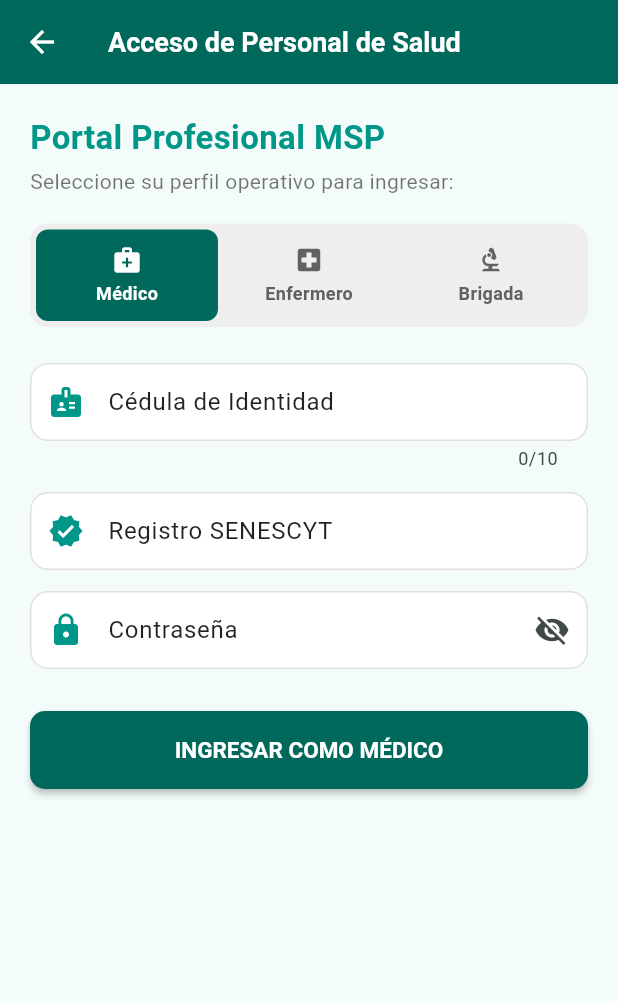
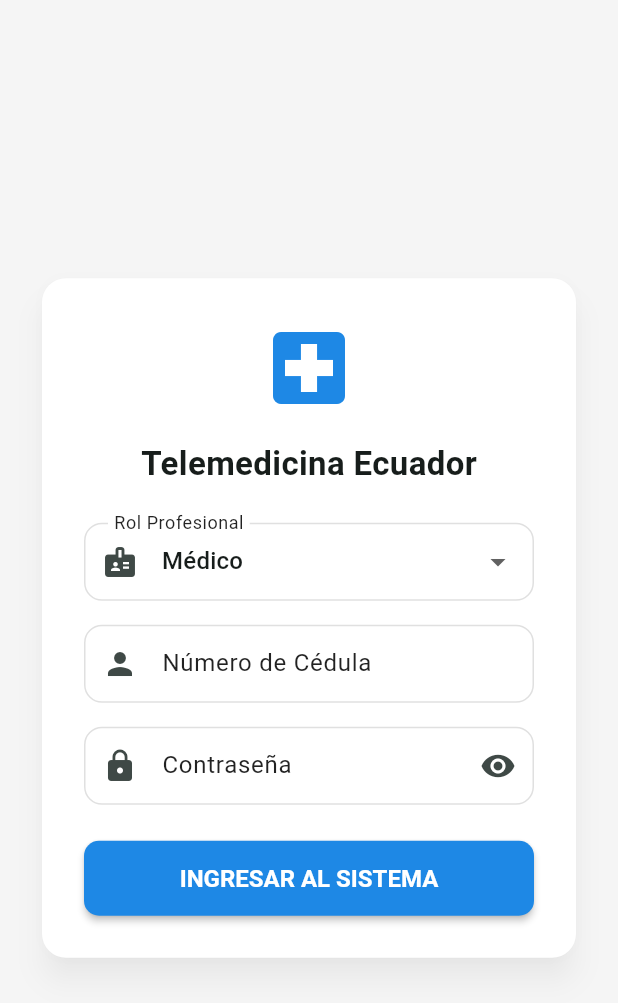
Before and after one commit to teleappec/telemedicina-ecuador, a Flutter app: the screen it shows after launch, after a tap on "Médico / Enfermero / Brigada", on a phone screen of 412 x 824 dp. Shown: the top 1003 px of the screen. Run offline on Flutter 3.47's test engine with Material 3 defaults, Android fonts, the phone set to English and light mode, and no system bars; our stand-ins replace pdf, printing.

Commit message:
Agregado endpoint de login

```diff
--- a/lib/screens/login_screen.dart
+++ b/lib/screens/login_screen.dart
@@ -1,16 +1,14 @@
-// lib/screens/login_screen.dart
 import 'package:flutter/material.dart';
+import '../services/api_service.dart';
 import '../services/notification_service.dart';
 import 'doctor_profile_screen.dart';
+import 'triage_screen.dart';
 import 'patient_flow_screen.dart';
-import 'triage_screen.dart';
 
 enum RolProfesional { medico, enfermero, brigada }
 
 class LoginScreen extends StatefulWidget {
-  final RolProfesional rolInicial;
-
-  const LoginScreen({super.key, this.rolInicial = RolProfesional.medico});
+  const LoginScreen({super.key});
 
   @override
   State<LoginScreen> createState() => _LoginScreenState();
@@ -19,81 +17,57 @@
 class _LoginScreenState extends State<LoginScreen> {
   final _formKey = GlobalKey<FormState>();
   final TextEditingController _cedulaController = TextEditingController();
-  final TextEditingController _senescytController = TextEditingController();
   final TextEditingController _passwordController = TextEditingController();
 
-  bool _obscurePassword = true;
-  late RolProfesional _rolSeleccionado;
-
-  @override
-  void initState() {
-    super.initState();
-    _rolSeleccionado = widget.rolInicial;
-  }
-
-  /// Validador de Cédula Ecuatoriana (10 dígitos)
-  String? _validarCedula(String? value) {
-    if (value == null || value.trim().isEmpty) {
-      return 'Ingrese su número de cédula';
-    }
-    final cedula = value.trim();
-    if (cedula.length != 10 || int.tryParse(cedula) == null) {
-      return 'La cédula debe contener 10 dígitos numéricos';
-    }
-    return null;
-  }
-
-  /// Validador del Registro SENESCYT / Código Institucional
-  String? _validarSenescyt(String? value) {
-    if (value == null || value.trim().isEmpty) {
-      return 'Ingrese su registro SENESCYT o código de brigada';
-    }
-    return null;
-  }
-
-  /// Validador de Contraseña
-  String? _validarPassword(String? value) {
-    if (value == null || value.isEmpty) {
-      return 'Ingrese su contraseña';
-    }
-    if (value.length < 6) {
-      return 'Mínimo 6 caracteres';
-    }
-    return null;
-  }
+  RolProfesional _rolSeleccionado = RolProfesional.medico;
+  bool _cargando = false;
+  bool _ocultarPassword = true;
 
   String get _nombreRol {
     switch (_rolSeleccionado) {
       case RolProfesional.medico:
-        return 'MÉDICO';
+        return 'Médico';
       case RolProfesional.enfermero:
-        return 'ENFERMERO';
+        return 'Enfermero';
       case RolProfesional.brigada:
-        return 'BRIGADA';
+        return 'Brigada';
     }
   }
 
   Color get _colorRol {
     switch (_rolSeleccionado) {
       case RolProfesional.medico:
-        return Colors.teal.shade800;
+        return const Color(0xFF1E88E5);
       case RolProfesional.enfermero:
-        return Colors.indigo.shade800;
+        return const Color(0xFF26A69A);
       case RolProfesional.brigada:
-        return Colors.deepOrange.shade800;
+        return const Color(0xFF8E24AA);
     }
   }
 
-  void _procesarIngreso() {
-    if (_formKey.currentState!.validate()) {
+  Future<void> _procesarIngreso() async {
+    if (!_formKey.currentState!.validate()) return;
+
+    setState(() => _cargando = true);
+
+    // Consulta real al Backend en Render
+    final resultado = await ApiService.iniciarSesion(
+      cedula: _cedulaController.text.trim(),
+      password: _passwordController.text,
+      rol: _nombreRol,
+    );
+
+    if (!mounted) return;
+    setState(() => _cargando = false);
+
+    if (resultado['exito'] == true) {
       NotificationService.mostrarNotificacion(
-        titulo: 'Bienvenido(a) 🎉',
-        mensaje: 'Acceso autorizado como $_nombreRol.',
+        titulo: 'Acceso Concedido 🎉',
+        mensaje: 'Bienvenido(a) $_nombreRol.',
         icono: Icons.verified_user,
         colorFondo: _colorRol,
       );
 
-      // Redirección según el rol profesional seleccionado
       Widget pantallaDestino;
       switch (_rolSeleccionado) {
         case RolProfesional.medico:
@@ -113,147 +87,149 @@
       );
     } else {
       NotificationService.mostrarNotificacion(
-        titulo: 'Formulario Incompleto ⚠️',
-        mensaje: 'Verifique los datos ingresados.',
-        icono: Icons.warning_amber_rounded,
-        colorFondo: Colors.orange.shade900,
+        titulo: 'Acceso Denegado ❌',
+        mensaje: resultado['mensaje'] ?? 'Cédula o contraseña incorrectas.',
+        icono: Icons.error_outline,
+        colorFondo: Colors.red.shade800,
       );
     }
   }
 
   @override
+  void dispose() {
+    _cedulaController.dispose();
+    _passwordController.dispose();
+    super.dispose();
+  }
+
+  @override
   Widget build(BuildContext context) {
     return Scaffold(
-      appBar: AppBar(
-        title: const Text('Acceso de Personal de Salud'),
-        backgroundColor: Colors.teal.shade800,
-        foregroundColor: Colors.white,
+      backgroundColor: Colors.grey[100],
+      body: Center(
+        child: SingleChildScrollView(
+          padding: const EdgeInsets.all(24.0),
+          child: Card(
+            elevation: 8,
+            shape: RoundedRectangleBorder(
+              borderRadius: BorderRadius.circular(16),
             ),
-      body: Padding(
-        padding: const EdgeInsets.all(20.0),
+            child: Padding(
+              padding: const EdgeInsets.all(28.0),
               child: Form(
                 key: _formKey,
-          child: SingleChildScrollView(
                 child: Column(
-              crossAxisAlignment: CrossAxisAlignment.start,
+                  mainAxisSize: MainAxisSize.min,
                   children: [
+                    Icon(Icons.local_hospital, size: 64, color: _colorRol),
+                    const SizedBox(height: 16),
                     const Text(
-                  'Portal Profesional MSP',
+                      'Telemedicina Ecuador',
                       style: TextStyle(
                         fontSize: 22,
                         fontWeight: FontWeight.bold,
-                    color: Colors.teal,
-                  ),
-                ),
-                const SizedBox(height: 4),
-                const Text(
-                  'Seleccione su perfil operativo para ingresar:',
-                  style: TextStyle(color: Colors.black54),
-                ),
-                const SizedBox(height: 18),
-
-                // Pestañas / Selector de Perfil Profesional
-                Container(
-                  padding: const EdgeInsets.all(4),
-                  decoration: BoxDecoration(
-                    color: Colors.grey.shade200,
-                    borderRadius: BorderRadius.circular(12),
-                  ),
-                  child: Row(
-                    children: [
-                      _buildTabButton(
-                        'Médico',
-                        RolProfesional.medico,
-                        Icons.medical_services,
-                      ),
-                      _buildTabButton(
-                        'Enfermero',
-                        RolProfesional.enfermero,
-                        Icons.local_hospital,
-                      ),
-                      _buildTabButton(
-                        'Brigada',
-                        RolProfesional.brigada,
-                        Icons.biotech,
-                      ),
-                    ],
                       ),
                     ),
                     const SizedBox(height: 24),
+
+                    // Selector de Rol
+                    DropdownButtonFormField<RolProfesional>(
+                      value: _rolSeleccionado,
+                      decoration: const InputDecoration(
+                        labelText: 'Rol Profesional',
+                        border: OutlineInputBorder(),
+                        prefixIcon: Icon(Icons.badge),
+                      ),
+                      items: const [
+                        DropdownMenuItem(
+                          value: RolProfesional.medico,
+                          child: Text('Médico'),
+                        ),
+                        DropdownMenuItem(
+                          value: RolProfesional.enfermero,
+                          child: Text('Enfermero'),
+                        ),
+                        DropdownMenuItem(
+                          value: RolProfesional.brigada,
+                          child: Text('Brigada'),
+                        ),
+                      ],
+                      onChanged: (val) {
+                        if (val != null) {
+                          setState(() => _rolSeleccionado = val);
+                        }
+                      },
+                    ),
+                    const SizedBox(height: 16),
 
                     // Campo Cédula
                     TextFormField(
                       controller: _cedulaController,
                       keyboardType: TextInputType.number,
-                  maxLength: 10,
                       decoration: const InputDecoration(
-                    labelText: 'Cédula de Identidad',
-                    hintText: 'Ej. 1723456789',
-                    prefixIcon: Icon(Icons.badge, color: Colors.teal),
+                        labelText: 'Número de Cédula',
                         border: OutlineInputBorder(),
+                        prefixIcon: Icon(Icons.person),
                       ),
-                  validator: _validarCedula,
+                      validator: (val) {
+                        if (val == null || val.trim().isEmpty) {
+                          return 'Ingrese su número de cédula';
+                        }
+                        return null;
+                      },
                     ),
-                const SizedBox(height: 14),
-
-                // Campo Registro SENESCYT
-                TextFormField(
-                  controller: _senescytController,
-                  decoration: InputDecoration(
-                    labelText: _rolSeleccionado == RolProfesional.brigada
-                        ? 'Código de Brigada / MSP'
-                        : 'Registro SENESCYT',
-                    hintText: 'Ej. 1005-2023-123456',
-                    prefixIcon: const Icon(Icons.verified, color: Colors.teal),
-                    border: const OutlineInputBorder(),
-                  ),
-                  validator: _validarSenescyt,
-                ),
-                const SizedBox(height: 14),
+                    const SizedBox(height: 16),
 
                     // Campo Contraseña
                     TextFormField(
                       controller: _passwordController,
-                  obscureText: _obscurePassword,
+                      obscureText: _ocultarPassword,
                       decoration: InputDecoration(
                         labelText: 'Contraseña',
-                    prefixIcon: const Icon(Icons.lock, color: Colors.teal),
+                        border: const OutlineInputBorder(),
+                        prefixIcon: const Icon(Icons.lock),
                         suffixIcon: IconButton(
                           icon: Icon(
-                        _obscurePassword
-                            ? Icons.visibility_off
-                            : Icons.visibility,
+                            _ocultarPassword
+                                ? Icons.visibility
+                                : Icons.visibility_off,
                           ),
-                      onPressed: () {
-                        setState(() {
-                          _obscurePassword = !_obscurePassword;
-                        });
+                          onPressed: () => setState(
+                            () => _ocultarPassword = !_ocultarPassword,
+                          ),
+                        ),
+                      ),
+                      validator: (val) {
+                        if (val == null || val.isEmpty) {
+                          return 'Ingrese su contraseña';
+                        }
+                        return null;
                       },
                     ),
-                    border: const OutlineInputBorder(),
-                  ),
-                  validator: _validarPassword,
-                ),
-                const SizedBox(height: 28),
+                    const SizedBox(height: 24),
 
-                // Botón de Envío
+                    // Botón de Ingreso
                     SizedBox(
                       width: double.infinity,
-                  height: 52,
+                      height: 50,
                       child: ElevatedButton(
                         style: ElevatedButton.styleFrom(
                           backgroundColor: _colorRol,
-                      foregroundColor: Colors.white,
                           shape: RoundedRectangleBorder(
                             borderRadius: BorderRadius.circular(10),
                           ),
                         ),
-                    onPressed: _procesarIngreso,
-                    child: Text(
-                      'INGRESAR COMO $_nombreRol',
-                      style: const TextStyle(
-                        fontSize: 15,
+                        onPressed: _cargando ? null : _procesarIngreso,
+                        child: _cargando
+                            ? const CircularProgressIndicator(
+                                color: Colors.white,
+                              )
+                            : const Text(
+                                'INGRESAR AL SISTEMA',
+                                style: TextStyle(
+                                  fontSize: 16,
                                   fontWeight: FontWeight.bold,
+                                  color: Colors.white,
                                 ),
                               ),
                       ),
@@ -263,44 +239,6 @@
               ),
             ),
           ),
-    );
-  }
-
-  Widget _buildTabButton(String texto, RolProfesional rol, IconData icono) {
-    final bool seleccionado = _rolSeleccionado == rol;
-    return Expanded(
-      child: GestureDetector(
-        onTap: () {
-          setState(() {
-            _rolSeleccionado = rol;
-          });
-        },
-        child: AnimatedContainer(
-          duration: const Duration(milliseconds: 200),
-          padding: const EdgeInsets.symmetric(vertical: 10),
-          decoration: BoxDecoration(
-            color: seleccionado ? _colorRol : Colors.transparent,
-            borderRadius: BorderRadius.circular(8),
-          ),
-          child: Column(
-            mainAxisSize: MainAxisSize.min,
-            children: [
-              Icon(
-                icono,
-                size: 20,
-                color: seleccionado ? Colors.white : Colors.grey.shade700,
-              ),
-              const SizedBox(height: 4),
-              Text(
-                texto,
-                style: TextStyle(
-                  fontSize: 12,
-                  fontWeight: FontWeight.bold,
-                  color: seleccionado ? Colors.white : Colors.grey.shade700,
-                ),
-              ),
-            ],
-          ),
         ),
       ),
     );
```
Also changed, not shown: lib/api_service.dart (+62 -45 lines), 1 other file. Lines whose indentation alone changed are shown as unchanged.
